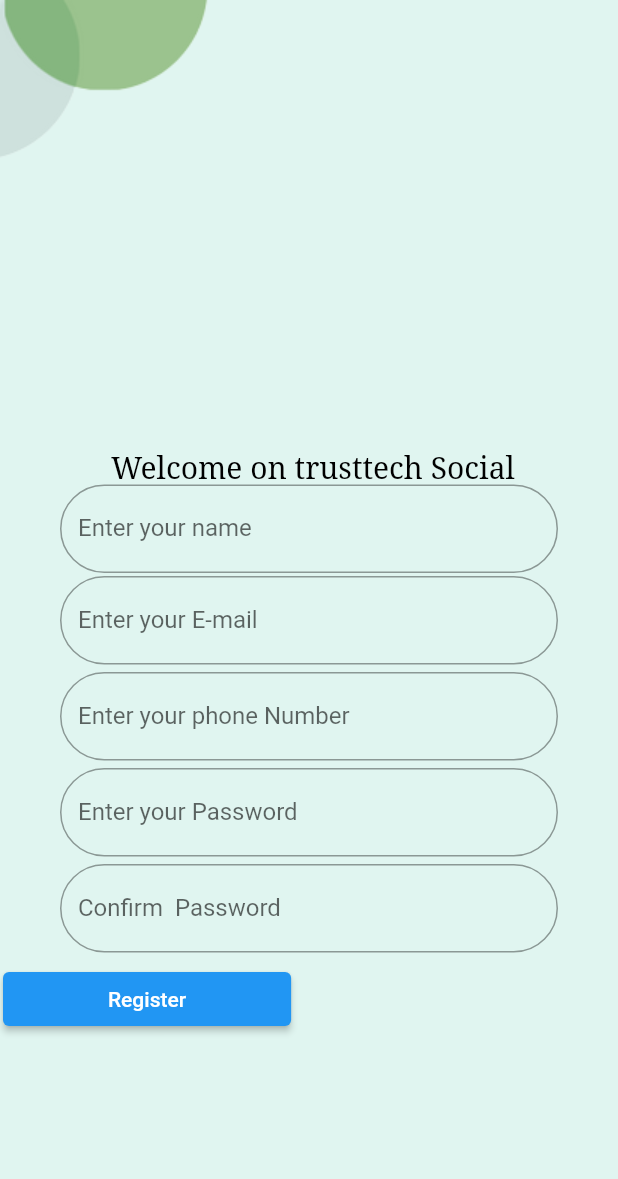
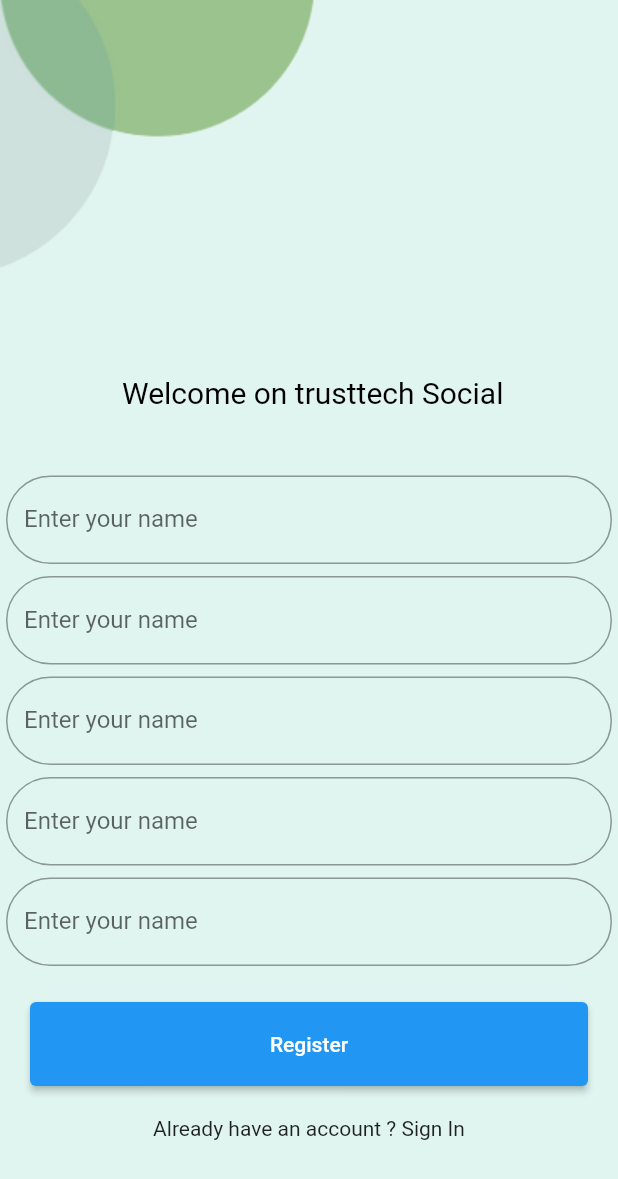
Before and after one commit to Marshallcdy/demoapp, a Flutter app: the Register screen opened directly, on a phone screen of 412 x 824 dp. Shown: the top 1179 px of the screen. Run offline on Flutter 3.47's test engine with Material 2 defaults, Android fonts, the phone set to English and light mode, and no system bars; Roboto replaces fonts that are missing (Popinis, popbold.ttf).

Commit message:
demo app

```diff
--- a/lib/main.dart
+++ b/lib/main.dart
@@ -1,4 +1,4 @@
-// ignore_for_file: use_key_in_widget_constructors, prefer_const_constructors
+// ignore_for_file: use_key_in_widget_constructors, prefer_const_constructors, duplicate_ignore
 
 import 'package:flutter/material.dart';
 
@@ -10,7 +10,7 @@ class MyApp extends StatelessWidget {
   @override
   Widget build(BuildContext context) {
     return MaterialApp(
-      home: Register(),
+      home: Profile(),
     );
   }
 }
@@ -73,99 +73,233 @@ class Register extends StatelessWidget {
         scrollDirection: Axis.vertical,
         children: [
           Column(
-            mainAxisAlignment: MainAxisAlignment.center,
-            crossAxisAlignment: CrossAxisAlignment.start,
+            mainAxisAlignment: MainAxisAlignment.start,
+            crossAxisAlignment: CrossAxisAlignment.center,
+            // ignore: duplicate_ignore
             children: [
               Align(
                 alignment: Alignment.topLeft,
                 child: Image.asset(
-                  "photos/abc.jpg",
+                  "photos/circle.jpg",
                 ),
               ),
-              Align(
-                alignment: Alignment.topCenter,
+              // ignore: prefer_const_constructors
+              Padding(
+                padding: const EdgeInsets.only(
+                  bottom: 40,
+                ),
                 child: const Text(
                   " Welcome on trusttech Social",
-                  textAlign: TextAlign.start,
                   style: TextStyle(
                     fontSize: 20,
                     color: Colors.black,
-                    fontFamily: 'serif',
+                    fontFamily: 'popbold.ttf',
                   ),
                 ),
               ),
+              // ignore: prefer_const_constructors
               Padding(
-                padding: const EdgeInsets.only(left: 40, right: 40, bottom: 2),
+                padding: const EdgeInsets.all(4.0),
+                child: TextField(
+                  // ignore: prefer_const_constructors
+                  decoration: InputDecoration(
+                    labelText: 'Enter your name',
+                    // ignore: prefer_const_constructors
+                    border: OutlineInputBorder(
+                      // ignore: prefer_const_constructors
+                      borderRadius: BorderRadius.circular(40),
+                    ),
+                  ),
+                ),
+              ),
+              // ignore: prefer_const_constructors
+              Padding(
+                padding: const EdgeInsets.all(4.0),
+                child: TextField(
+                  // ignore: prefer_const_constructors
+                  decoration: InputDecoration(
+                    labelText: 'Enter your name',
+                    // ignore: prefer_const_constructors
+                    border: OutlineInputBorder(
+                      borderRadius: BorderRadius.circular(40),
+                    ),
+                  ),
+                ),
+              ),
+
+              Padding(
+                padding: const EdgeInsets.all(4.0),
                 child: TextField(
                   decoration: InputDecoration(
                     labelText: 'Enter your name',
                     border: OutlineInputBorder(
-                      borderRadius: BorderRadius.circular(30),
+                      borderRadius: BorderRadius.circular(40),
                     ),
                   ),
                 ),
               ),
               Padding(
-                padding: const EdgeInsets.only(left: 40, right: 40, bottom: 5),
+                padding: const EdgeInsets.all(4.0),
                 child: TextField(
                   decoration: InputDecoration(
-                    labelText: 'Enter your E-mail',
+                    labelText: 'Enter your name',
                     border: OutlineInputBorder(
-                      borderRadius: BorderRadius.circular(30),
+                      borderRadius: BorderRadius.circular(40),
                     ),
                   ),
                 ),
               ),
               Padding(
-                padding: const EdgeInsets.only(left: 40, right: 40, bottom: 5),
+                padding: const EdgeInsets.all(4.0),
                 child: TextField(
                   decoration: InputDecoration(
-                    labelText: 'Enter your phone Number ',
+                    labelText: 'Enter your name',
                     border: OutlineInputBorder(
-                      borderRadius: BorderRadius.circular(30),
+                      borderRadius: BorderRadius.circular(40),
                     ),
                   ),
                 ),
               ),
-              Padding(
-                padding: const EdgeInsets.only(left: 40, right: 40, bottom: 5),
-                child: TextField(
-                  decoration: InputDecoration(
-                    labelText: 'Enter your Password',
-                    border: OutlineInputBorder(
-                      borderRadius: BorderRadius.circular(30),
-                    ),
-                  ),
-                ),
-              ),
-              Padding(
-                padding: const EdgeInsets.only(left: 40, right: 40, bottom: 5),
-                child: TextField(
-                  decoration: InputDecoration(
-                    labelText: "Confirm  Password",
-                    border: OutlineInputBorder(
-                      borderRadius: BorderRadius.circular(30),
-                    ),
-                  ),
-                ),
-              ),
-              Padding(
-                padding: const EdgeInsets.all(2.0),
-                child: ElevatedButton(
-                    onPressed: () {},
-                    style: ButtonStyle(
-                        padding: MaterialStatePropertyAll(EdgeInsets.only(
-                      top: 10,
-                      bottom: 10,
-                      left: 70,
-                      right: 70,
-                    ))),
-                    child: const Text("Register")),
-              ),
             ],
+          ),
+          Padding(
+            padding: const EdgeInsets.all(20.0),
+            child: ElevatedButton(
+                onPressed: () {},
+                style: ButtonStyle(
+                    padding: MaterialStatePropertyAll(EdgeInsets.only(
+                  top: 20,
+                  bottom: 20,
+                  left: 100,
+                  right: 100,
+                ))),
+                child: const Text("Register")),
+          ),
+          const Text(
+            "Already have an account ? Sign In",
+            style: TextStyle(
+              fontFamily: 'Popinis',
+            ),
+            textAlign: TextAlign.center,
           ),
         ],
       ),
     );
   }
 }
+
+class LogIn extends StatelessWidget {
+  const LogIn({super.key});
+
+  @override
+  Widget build(BuildContext context) {
+    return Scaffold(
+        backgroundColor: Color(0xFFE0F5F0),
+        //backgroundColor: Color(),
+        body: ListView(scrollDirection: Axis.vertical, children: [
+          Column(
+            mainAxisAlignment: MainAxisAlignment.start,
+            crossAxisAlignment: CrossAxisAlignment.center,
+            children: [
+              Align(
+                  alignment: Alignment.topLeft,
+                  child: Image.asset("photos/circle.jpg")),
+              Text(
+                "Welcome Back!",
+                style: TextStyle(
+                  fontSize: 20,
+                  color: Colors.black,
+                  fontFamily: 'serif',
+                ),
+              ),
+              SizedBox(
+                  height: 200,
+                  width: 200,
+                  child: Image.asset(
+                    "photos/login.jpg",
+                    height: 250,
+                    width: 200,
+                  )),
+              Padding(
+                padding: const EdgeInsets.all(8),
+                child: TextField(
+                  decoration: InputDecoration(
+                    labelText: "Enter Your Email",
+                    border: OutlineInputBorder(
+                      borderRadius: BorderRadius.circular(40),
+                    ),
+                  ),
+                ),
+              ),
+              Padding(
+                padding: const EdgeInsets.all(8),
+                child: TextField(
+                  decoration: InputDecoration(
+                    labelText: "Enter Password",
+                    border: OutlineInputBorder(
+                      borderRadius: BorderRadius.circular(40),
+                    ),
+                  ),
+                ),
+              ),
+              TextButton(
+                onPressed: () {},
+                child: Text(
+                  "Forget Password",
+                  style: TextStyle(
+                    color: Color(0xFF142B7C),
+                  ),
+                ),
+              ),
+              ElevatedButton(
+                onPressed: () {},
+                style: ButtonStyle(
+                  padding: MaterialStatePropertyAll(
+                    EdgeInsets.only(
+                      left: 100,
+                      top: 20,
+                      bottom: 20,
+                      right: 100,
+                    ),
+                  ),
+                ),
+                child: Text(
+                  "LOG IN ",
+                ),
+              ),
+              Row(
+                mainAxisAlignment: MainAxisAlignment.center,
+                // ignore: prefer_const_literals_to_create_immutables
+                children: [
+                  const Text("Haven't you Sign up?"),
+                  TextButton(
+                    onPressed: () {},
+                    child: Text("Sign up"),
+                  ),
+                ],
+              )
+            ],
+          ),
+        ]));
+  }
+}
+
+class Profile extends StatelessWidget {
+  const Profile({super.key});
+
+  @override
+  Widget build(BuildContext context) {
+    return Scaffold(
+      body: Stack(
+        children: [
+          Image.asset(
+            "photos/top.jpg",
+            height: 220,
+            width: double.infinity,
+            fit: BoxFit.cover,
+          ),
+        ],
+      ),
+    );
+  }
+}
--- a/pubspec.yaml
+++ b/pubspec.yaml
@@ -61,10 +61,12 @@ flutter:
 
   # To add assets to your application, add an assets section, like this:
   assets:
-     - photos/logo.jpg
+     - photos/login.jpg
      - photos/talk.jpg
-     - photos/rem.jpg
+     - photos/top.jpg
+
      - photos/abc.jpg
+     - photos/circle.jpg
   #  - images/a_dot_ham.jpeg
 
   # An image asset can refer to one or more resolution-specific "variants", see
```
Also changed, not shown: photos/circle.jpg (added), photos/login.jpg (added), photos/rem.jpg (deleted), photos/top.jpg (added).
